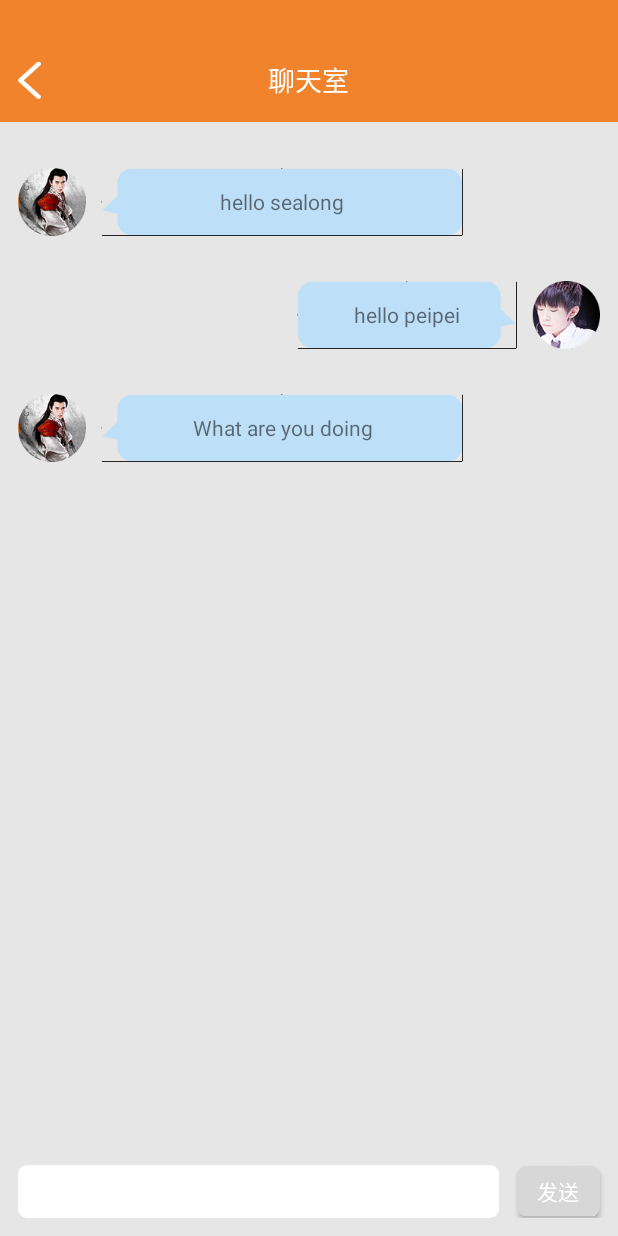
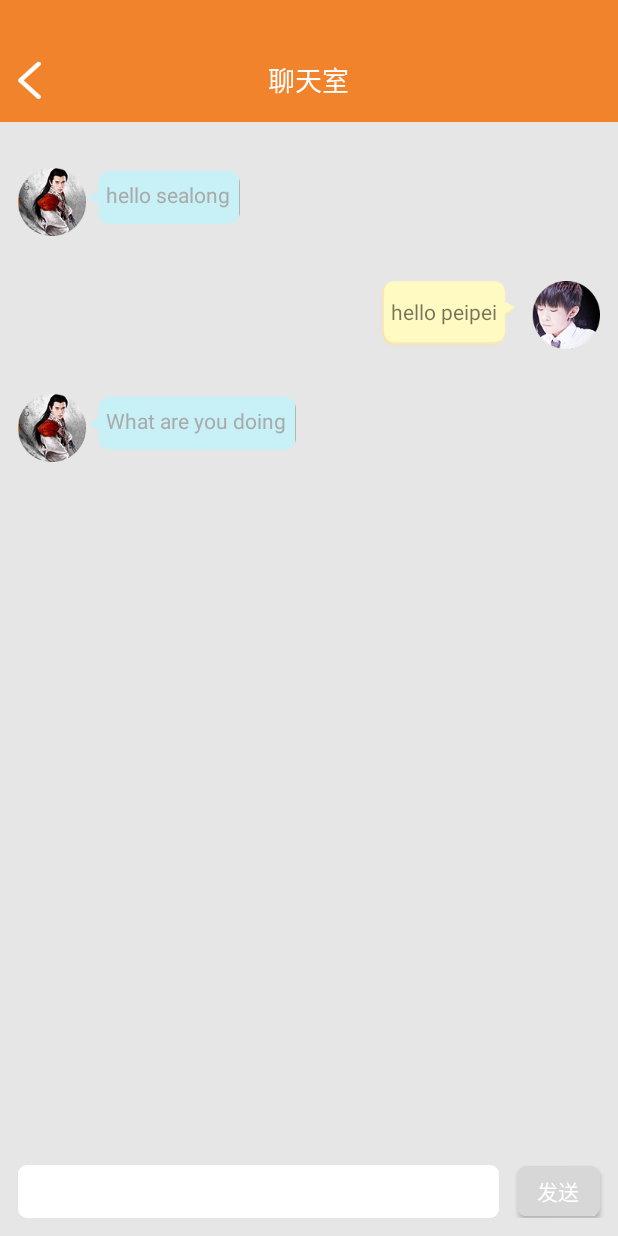
Before and after one commit to menglanlvcongrui/WhereAreYouNow, an Android app: the ChatActivity screen opened directly, with no data from a screen before it, on a phone screen of 412 x 824 dp. Run offline under Robolectric (Android 15) with nearby library versions, the phone set to English and light mode, and no system bars.

Commit message:
下拉刷新

```diff
--- a/app/build.gradle
+++ b/app/build.gradle
@@ -28,5 +28,6 @@ dependencies {
     compile 'com.android.support:appcompat-v7:25.3.1'
     compile 'com.android.support:support-v4:25.3.1'
     compile 'com.android.support.constraint:constraint-layout:1.0.0-alpha7'
+    compile project(':pulltorefresh')
     testCompile 'junit:junit:4.12'
 }
--- /dev/null
+++ b/app/src/main/res/drawable/chatfrom_bg.xml
@@ -0,0 +1,8 @@
+<?xml version="1.0" encoding="utf-8"?>
+<selector xmlns:android="http://schemas.android.com/apk/res/android">
+
+    <item android:drawable="@drawable/chatfrom_bg_pressed" android:state_selected="true"/>
+    <item android:drawable="@drawable/chatfrom_bg_pressed" android:state_pressed="true"/>
+    <item android:drawable="@drawable/chatfrom_bg_normal"/>
+
+</selector>
--- /dev/null
+++ b/app/src/main/res/drawable/chatto_bg.xml
@@ -0,0 +1,8 @@
+<?xml version="1.0" encoding="utf-8"?>
+<selector xmlns:android="http://schemas.android.com/apk/res/android">
+
+    <item android:drawable="@drawable/chatto_bg_pressed" android:state_selected="true"/>
+    <item android:drawable="@drawable/chatto_bg_pressed" android:state_pressed="true"/>
+    <item android:drawable="@drawable/chatto_bg_normal"/>
+
+</selector>
--- a/app/src/main/res/layout/activity_signin.xml
+++ b/app/src/main/res/layout/activity_signin.xml
@@ -72,7 +72,7 @@
                     android:layout_gravity="center_vertical"
                     android:layout_marginLeft="10dp"
                     android:background="@null"
-                    android:hint="密码6-16个字符组成（字母加数字）"
+                    android:hint="密码6-16个字组成"
                     android:textColor="@color/grayEleven"
                     android:textSize="@dimen/text_size_three" />
             </LinearLayout>
@@ -98,7 +98,7 @@
                     android:layout_gravity="center_vertical"
                     android:layout_marginLeft="10dp"
                     android:background="@null"
-                    android:hint="密码6-16个字符组成（字母加数字）"
+                    android:hint="密码6-16个字组成"
                     android:textColor="@color/grayEleven"
                     android:textSize="@dimen/text_size_three" />
             </LinearLayout>
--- a/app/src/main/res/layout/fragment_home_default.xml
+++ b/app/src/main/res/layout/fragment_home_default.xml
@@ -3,10 +3,11 @@
     android:layout_width="match_parent"
     android:layout_height="match_parent"
     tools:context="com.example.administrator.whereareyounow.fragment.HomeDefaultFragment">
-    <android.support.v7.widget.RecyclerView
+    <com.lfq.pulltorefresh.library.PullToRefreshRecyclerView
         android:id="@+id/rcv"
         android:focusableInTouchMode="true"
+        android:overScrollMode="never"
         android:layout_width="match_parent"
-        android:layout_height="match_parent"></android.support.v7.widget.RecyclerView>
+        android:layout_height="match_parent"></com.lfq.pulltorefresh.library.PullToRefreshRecyclerView>
 
 </FrameLayout>
--- a/app/src/main/res/layout/item_chat.xml
+++ b/app/src/main/res/layout/item_chat.xml
@@ -22,13 +22,13 @@
         <TextView
             android:id="@+id/left_msg"
             android:layout_width="wrap_content"
-            android:layout_height="45dp"
-            android:layout_gravity="center"
-            android:layout_margin="10dp"
-            android:background="@drawable/chat01_bg"
-            android:gravity="center"
-            android:padding="10dp"
-            android:text="112s1dd" />
+            android:layout_height="wrap_content"
+            android:background="@drawable/chatfrom_bg"
+            android:gravity="center_vertical"
+            android:textColor="@color/gray"
+            android:text="2222sddsdsdsdsdsdsdsdsdsd"
+            android:textSize="14sp" />
+
     </LinearLayout>
 
     <LinearLayout
@@ -45,9 +45,8 @@
             android:layout_height="45dp"
             android:layout_gravity="center"
             android:layout_margin="10dp"
-            android:background="@drawable/chat02_bg"
+            android:background="@drawable/chatto_bg"
             android:gravity="center"
-            android:padding="10dp"
             android:text="但少点" />
 
         <ImageView
--- a/app/src/main/res/layout/item_help.xml
+++ b/app/src/main/res/layout/item_help.xml
@@ -158,8 +158,9 @@
                     android:layout_marginTop="12dp"
                     android:orientation="horizontal">
                     <TextView
+                        android:textStyle="bold"
                         android:text="信息标题信息标题"
-                        android:textColor="@color/Treeblack"
+                        android:textColor="#000"
                         android:layout_width="wrap_content"
                         android:layout_height="wrap_content" />
                 </LinearLayout>
@@ -170,7 +171,7 @@
                     android:layout_marginTop="10dp"
                     android:orientation="vertical">
                     <TextView
-                        android:text="详细内容信息详细内容详细内容...."
+                        android:text="详细内容信息详细内容信息"
                         android:textColor="@color/Treeblack"
                         android:layout_width="wrap_content"
                         android:layout_height="wrap_content" />
--- a/settings.gradle
+++ b/settings.gradle
@@ -1 +1 @@
-include ':app'
+include ':app', ':pulltorefresh'
```
Also changed, not shown: app/src/main/java/com/example/administrator/whereareyounow/fragment/HomeDefaultFragment.java (+61 -7 lines), app/src/main/res/layout/dialog_sex.xml (added, +50 -0 lines), app/src/main/res/drawable-xhdpi/chat01_bg.png, app/src/main/res/drawable-xhdpi/chat02_bg.png, app/src/main/res/drawable-xhdpi/chatfrom_bg_normal.9.png (added), app/src/main/res/drawable-xhdpi/chatfrom_bg_pressed.9.png (added), app/src/main/res/drawable-xhdpi/chatto_bg_normal.9.png (added), app/src/main/res/drawable-xhdpi/chatto_bg_pressed.9.png (added).
